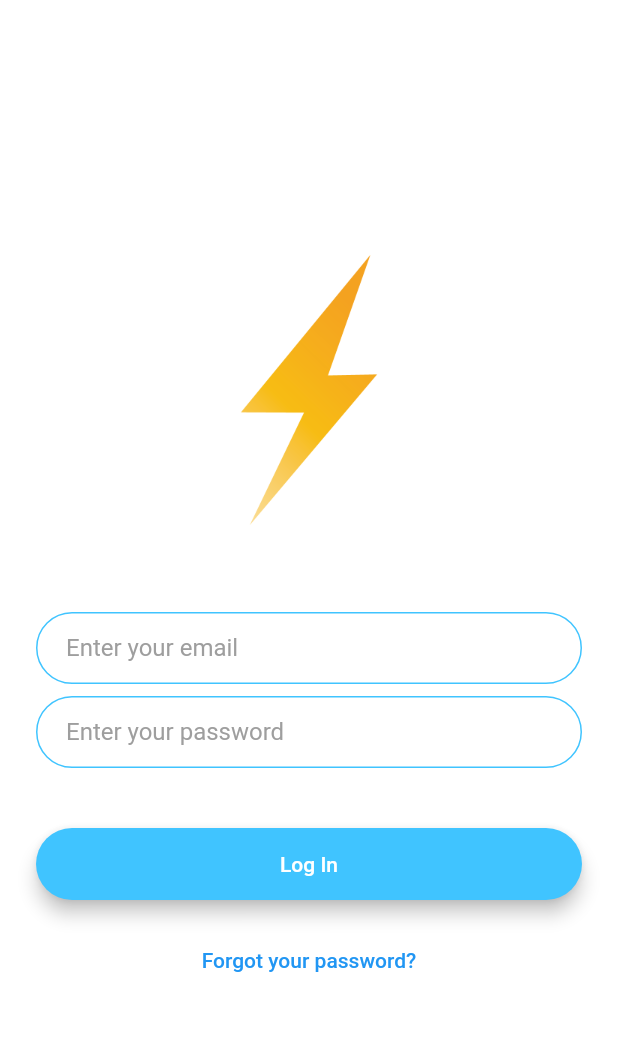
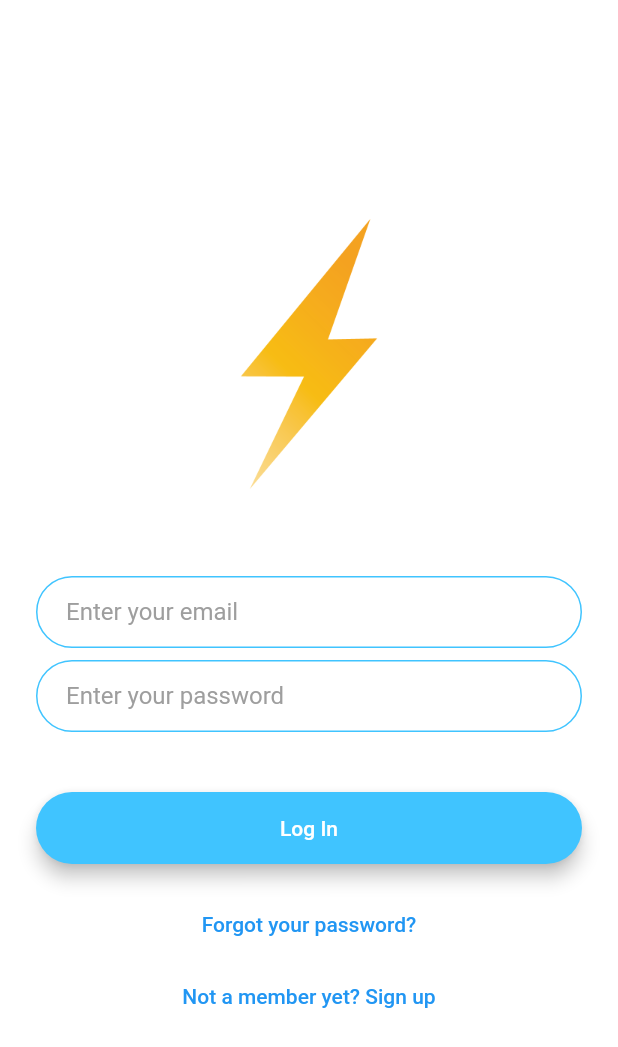
Before and after one commit to Frenky1988/msn_chat-flutter, a Flutter app: the LoginScreen screen opened by its route, after a tap on "Forgot your password?", on a phone screen of 412 x 824 dp. Shown: the top 1047 px of the screen. Run offline on Flutter 3.47's test engine with Material 2 defaults, Android fonts, the phone set to English and light mode, and no system bars; our stand-ins replace animated_text_kit, cloud_firestore, firebase_auth, firebase_core, modal_progress_hud; accounts and stored records are empty.

Commit message:
Added button

```diff
--- a/lib/screens/login_screen.dart
+++ b/lib/screens/login_screen.dart
@@ -1,5 +1,6 @@
 import 'package:flash_chat/constants.dart';
 import 'package:flash_chat/screens/chat_screen.dart';
+import 'package:flash_chat/screens/registration_screen.dart';
 import 'package:flutter/material.dart';
 import 'package:flash_chat/components/rounded_button.dart';
 import 'package:firebase_auth/firebase_auth.dart';
@@ -99,10 +100,17 @@ class _LoginScreenState extends State<LoginScreen> {
                 },
               ),
               TextButton(
-                  onPressed: () {
-                    resetPassword(email);
-                  },
-                  child: Text('Forgot your password?'))
+                onPressed: () {
+                  resetPassword(email);
+                },
+                child: Text('Forgot your password?'),
+              ),
+              TextButton(
+                onPressed: () {
+                  Navigator.pushNamed(context, RegistrationScreen.id);
+                },
+                child: Text('Not a member yet? Sign up'),
+              )
             ],
           ),
         ),
```
